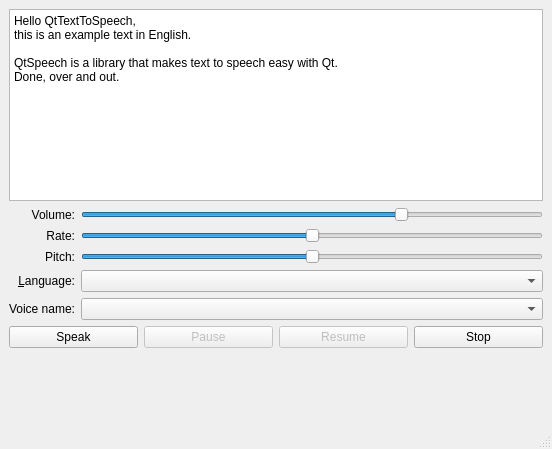
This is examples/speech/hello_speak/mainwindow.ui in qt/qtspeech as Qt 5 draws it before an edit. The edited form follows.
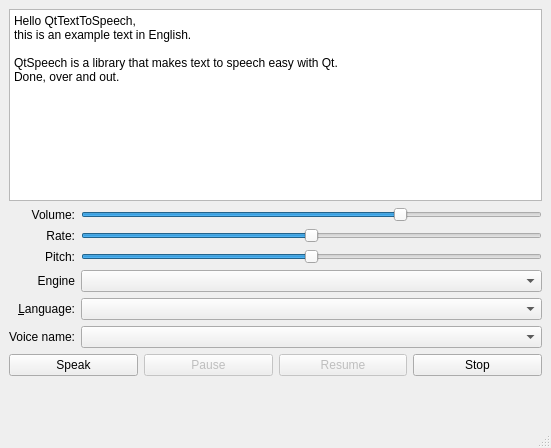
This is the edited form.

Commit message:
Add engine selection in the TTS example application
- Support for plug-in engines

The edit to the form file:
```diff
--- a/examples/speech/hello_speak/mainwindow.ui
+++ b/examples/speech/hello_speak/mainwindow.ui
@@ -6,8 +6,8 @@
    <rect>
     <x>0</x>
     <y>0</y>
-    <width>552</width>
-    <height>449</height>
+    <width>551</width>
+    <height>448</height>
    </rect>
   </property>
   <property name="windowTitle">
@@ -34,6 +34,22 @@
     </item>
     <item>
      <layout class="QGridLayout" name="gridLayout">
+      <item row="4" column="0">
+       <widget class="QLabel" name="label_5">
+        <property name="sizePolicy">
+         <sizepolicy hsizetype="Minimum" vsizetype="Preferred">
+          <horstretch>0</horstretch>
+          <verstretch>0</verstretch>
+         </sizepolicy>
+        </property>
+        <property name="text">
+         <string>Engine</string>
+        </property>
+        <property name="alignment">
+         <set>Qt::AlignRight|Qt::AlignTrailing|Qt::AlignVCenter</set>
+        </property>
+       </widget>
+      </item>
       <item row="3" column="0">
        <widget class="QLabel" name="label_3">
         <property name="sizePolicy">
@@ -50,7 +66,7 @@
         </property>
        </widget>
       </item>
-      <item row="4" column="0">
+      <item row="5" column="0">
        <widget class="QLabel" name="label_4">
         <property name="sizePolicy">
          <sizepolicy hsizetype="Minimum" vsizetype="Preferred">
@@ -69,7 +85,7 @@
         </property>
        </widget>
       </item>
-      <item row="3" column="1">
+      <item row="3" column="2">
        <widget class="QSlider" name="pitch">
         <property name="minimum">
          <number>-10</number>
@@ -85,7 +101,7 @@
         </property>
        </widget>
       </item>
-      <item row="5" column="0">
+      <item row="6" column="0">
        <widget class="QLabel" name="label_6">
         <property name="text">
          <string>Voice name:</string>
@@ -95,7 +111,7 @@
         </property>
        </widget>
       </item>
-      <item row="1" column="1">
+      <item row="1" column="2">
        <widget class="QSlider" name="volume">
         <property name="maximum">
          <number>100</number>
@@ -114,7 +130,17 @@
         </property>
        </widget>
       </item>
-      <item row="5" column="1">
+      <item row="5" column="2">
+       <widget class="QComboBox" name="language">
+        <property name="sizePolicy">
+         <sizepolicy hsizetype="Expanding" vsizetype="Fixed">
+          <horstretch>0</horstretch>
+          <verstretch>0</verstretch>
+         </sizepolicy>
+        </property>
+       </widget>
+      </item>
+      <item row="6" column="2">
        <widget class="QComboBox" name="voice"/>
       </item>
       <item row="2" column="0">
@@ -133,16 +159,6 @@
         </property>
        </widget>
       </item>
-      <item row="4" column="1">
-       <widget class="QComboBox" name="language">
-        <property name="sizePolicy">
-         <sizepolicy hsizetype="Expanding" vsizetype="Fixed">
-          <horstretch>0</horstretch>
-          <verstretch>0</verstretch>
-         </sizepolicy>
-        </property>
-       </widget>
-      </item>
       <item row="1" column="0">
        <widget class="QLabel" name="label_2">
         <property name="sizePolicy">
@@ -159,7 +175,7 @@
         </property>
        </widget>
       </item>
-      <item row="2" column="1">
+      <item row="2" column="2">
        <widget class="QSlider" name="rate">
         <property name="minimum">
          <number>-10</number>
@@ -172,6 +188,16 @@
         </property>
        </widget>
       </item>
+      <item row="4" column="2">
+       <widget class="QComboBox" name="engine">
+        <property name="sizePolicy">
+         <sizepolicy hsizetype="Expanding" vsizetype="Fixed">
+          <horstretch>0</horstretch>
+          <verstretch>0</verstretch>
+         </sizepolicy>
+        </property>
+       </widget>
+      </item>
      </layout>
     </item>
     <item>
```
The commit also changes 2 other files.
